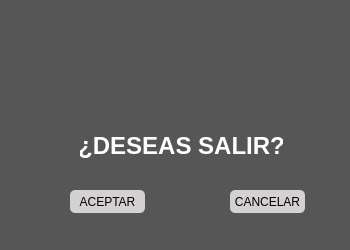
First picture: the form in templates/ExitWindow.ui, repository braisd11/CarTeis, before the edit.
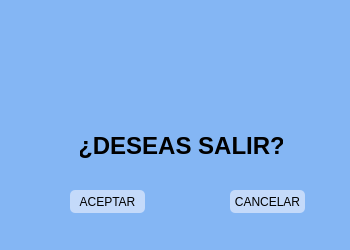
Second picture: the form after the edit. Icons and pictures are not drawn.

```diff
--- a/templates/ExitWindow.ui
+++ b/templates/ExitWindow.ui
@@ -37,17 +37,17 @@
   </property>
   <property name="styleSheet">
    <string notr="true">QDialog{
-background-color: rgb(86,86,86);
+background-color: #84b6f4;
 }
 
 QLabel {
-	color: rgb(255, 255, 255);
+	color: rgb(0, 0, 0);
 }
 
 QPushButton {
     border-style: solid;
 	border-color:#F9F0EF;
-	background-color: #D3D1D1;
+	background-color: #c4dafa;
 	color: rgb(0, 0, 0);
 	border-radius: 5px;
 
```
Left out of the diff: 6 changed lines with no effect on the pictures.
